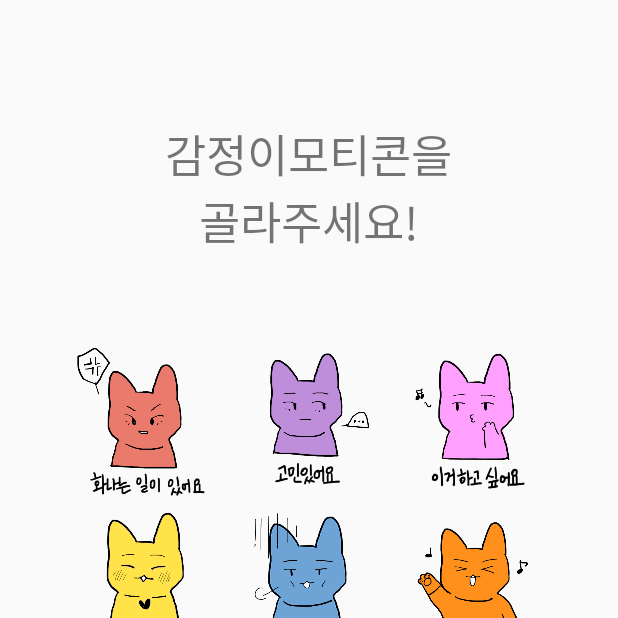
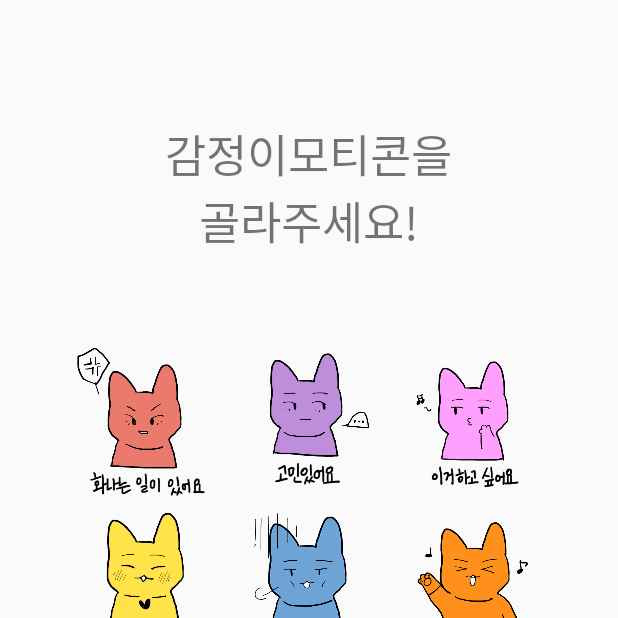
Before and after one commit to knot-knot/knotknot, an Android app: the EmoActivity screen opened directly, with no data from a screen before it, on a phone screen of 412 x 824 dp, the top half of it. Run offline under Robolectric (Android 15) with nearby library versions, the phone set to English and light mode, and no system bars.

Commit message:
이미지 변경

```diff
--- a/app/src/main/res/layout/activity_emo.xml
+++ b/app/src/main/res/layout/activity_emo.xml
@@ -57,12 +57,11 @@
 
             <ImageButton
                 android:id="@+id/emo3"
-                android:padding="9dp"
                 android:layout_width="110dp"
                 android:layout_height="110dp"
                 android:background="@android:color/transparent"
                 android:scaleType="centerCrop"
-                android:src="@drawable/emo3" />
+                android:src="@drawable/www" />
 
         </LinearLayout>
 
```
Also changed, not shown: app/src/main/res/drawable/emo3.png (renamed from app/src/main/res/drawable-v24/emo3.png), app/src/main/res/drawable/www.png (added).
